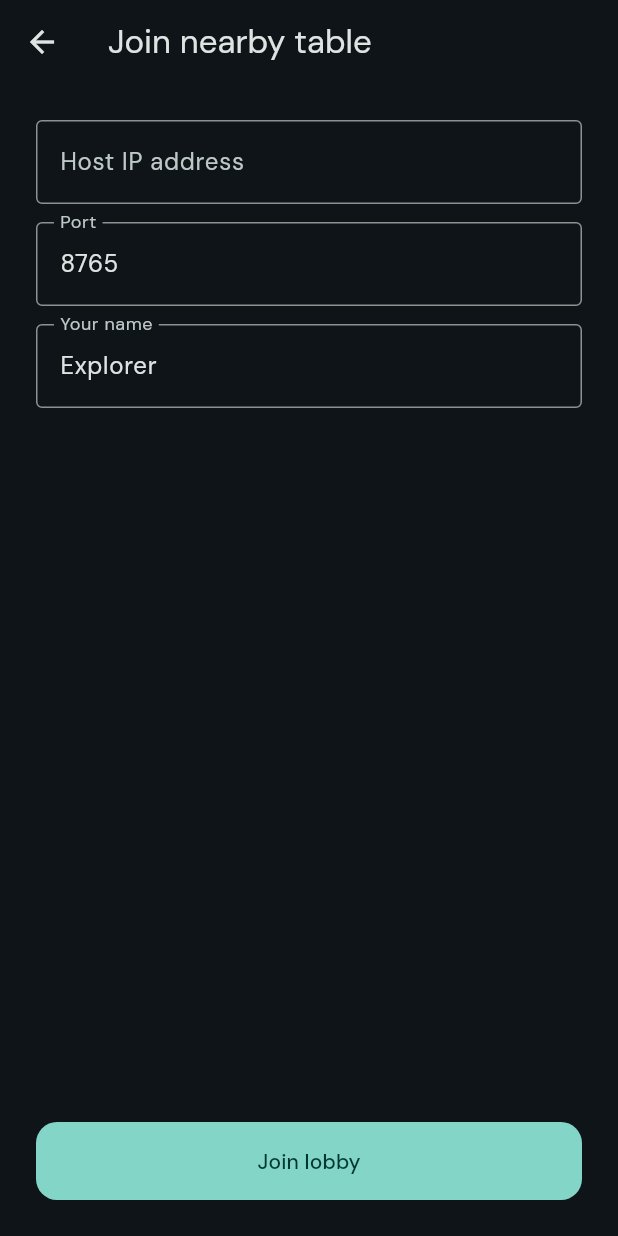
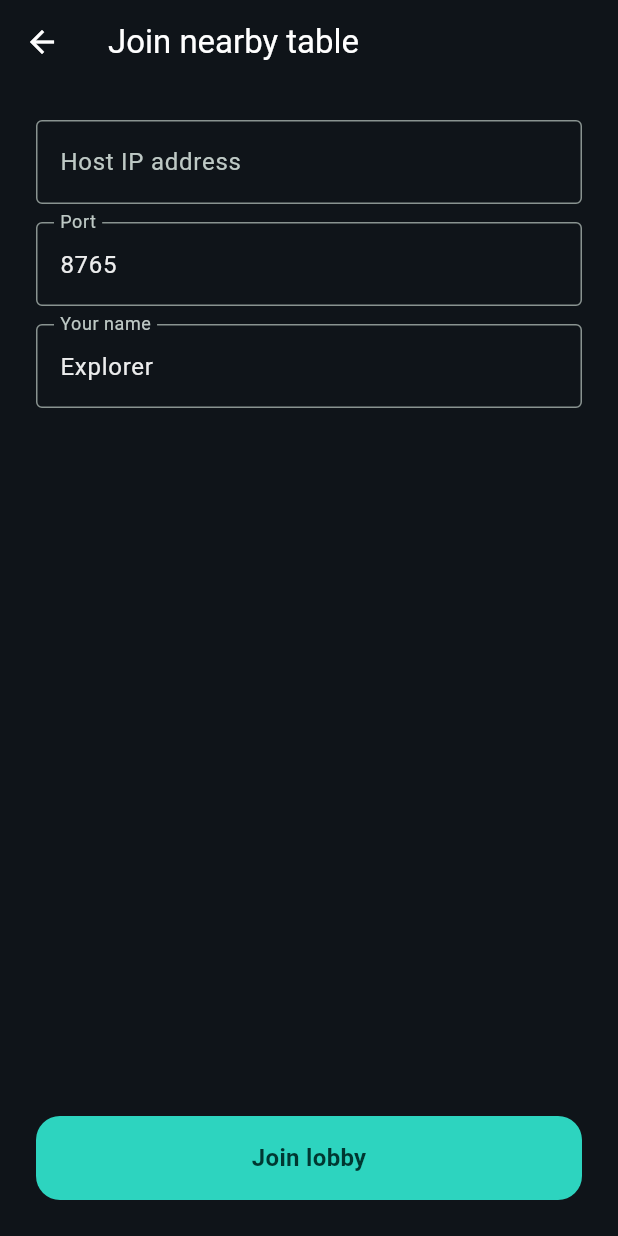
Before and after one commit to sakshamgoyal06/catan_build, a Flutter app: the screen it shows after launch, after a tap on "Join nearby table", on a phone screen of 412 x 824 dp. Run offline on Flutter 3.47's test engine with Material 3 defaults, Android fonts, the phone set to English and light mode, and no system bars; our stand-ins replace shelf, shelf_web_socket; missing offline and left inert: network_info_plus; Roboto replaces fonts that are missing (system-ui).

Commit message:
Fix mobile web taps and refresh PWA UI
- One-tap Play demo board (skip lobby); use FilledButton for reliable touches
- Build with HTML renderer for iOS/Android PWA pointer compatibility
- Remove google_fonts network dependency; gradient hero and board polish
- Touch-friendly CSS; tray buttons show feedback snackbars

Co-authored-by: Saksham Goyal <sakshamgoyal06@gmail.com>

```diff
--- a/apps/mobile/lib/main.dart
+++ b/apps/mobile/lib/main.dart
@@ -1,10 +1,16 @@
+import 'package:flutter/foundation.dart';
 import 'package:flutter/material.dart';
+import 'package:flutter/services.dart';
 import 'package:hexwild_rules/hexwild_rules.dart';
 
 import 'screens/home_screen.dart';
 import 'theme/app_theme.dart';
 
 void main() {
+  WidgetsFlutterBinding.ensureInitialized();
+  if (kIsWeb) {
+    SystemChrome.setEnabledSystemUIMode(SystemUiMode.edgeToEdge);
+  }
   runApp(const HexwildApp());
 }
 
@@ -18,6 +24,9 @@ class HexwildApp extends StatelessWidget {
       theme: AppTheme.dark(),
       home: const HomeScreen(),
       debugShowCheckedModeBanner: false,
+      scrollBehavior: const MaterialScrollBehavior().copyWith(
+        physics: const BouncingScrollPhysics(),
+      ),
     );
   }
 }
--- a/apps/mobile/lib/screens/home_screen.dart
+++ b/apps/mobile/lib/screens/home_screen.dart
@@ -2,7 +2,9 @@ import 'package:flutter/foundation.dart';
 import 'package:flutter/material.dart';
 import 'package:hexwild_rules/hexwild_rules.dart';
 
-import 'host_lobby_screen.dart';
+import '../navigation/open_demo_table.dart';
+import '../widgets/app_background.dart';
+import '../widgets/hero_hex_cluster.dart';
 import 'join_lobby_screen.dart';
 
 class HomeScreen extends StatelessWidget {
@@ -12,70 +14,83 @@ class HomeScreen extends StatelessWidget {
   Widget build(BuildContext context) {
     final theme = Theme.of(context);
     return Scaffold(
-      body: SafeArea(
-        child: Padding(
-          padding: const EdgeInsets.symmetric(horizontal: 24, vertical: 16),
+      extendBodyBehindAppBar: true,
+      appBar: AppBar(
+        title: Text(
+          HexwildLexicon.gameTitle,
+          style: const TextStyle(fontWeight: FontWeight.w700),
+        ),
+      ),
+      body: AppBackground(
+        child: SafeArea(
+          child: LayoutBuilder(
+            builder: (context, constraints) {
+              return SingleChildScrollView(
+                padding: const EdgeInsets.fromLTRB(20, 8, 20, 24),
+                child: ConstrainedBox(
+                  constraints: BoxConstraints(minHeight: constraints.maxHeight - 32),
                   child: Column(
-            crossAxisAlignment: CrossAxisAlignment.start,
+                    crossAxisAlignment: CrossAxisAlignment.stretch,
                     children: [
+                      const HeroHexCluster(),
+                      const SizedBox(height: 8),
                       Text(
-                HexwildLexicon.gameTitle,
-                style: theme.textTheme.headlineLarge?.copyWith(
-                  fontWeight: FontWeight.w700,
-                  letterSpacing: -0.5,
+                        'Claim the frontier',
+                        style: theme.textTheme.headlineMedium?.copyWith(
+                          fontWeight: FontWeight.w800,
+                          letterSpacing: -0.8,
+                          height: 1.1,
                         ),
                       ),
                       const SizedBox(height: 8),
                       Text(
                         kIsWeb
-                    ? 'Install this app on your home screen — it updates automatically when GitHub deploys.'
-                    : 'Claim the frontier with friends nearby — same Wi‑Fi, no account.',
+                            ? 'Play a demo board in one tap. Install to your home screen for an app-like experience.'
+                            : 'Play with friends on the same Wi‑Fi — no account needed.',
                         style: theme.textTheme.bodyLarge?.copyWith(
-                  color: theme.colorScheme.onSurface.withOpacity(0.65),
-                  height: 1.4,
+                          color: theme.colorScheme.onSurface.withOpacity(0.68),
+                          height: 1.45,
                         ),
                       ),
-              if (kIsWeb) ...[
-                const SizedBox(height: 12),
-                const _InstallHint(),
-              ],
-              const Spacer(),
-              _PrimaryAction(
-                label: kIsWeb ? 'Try demo table' : 'Host nearby table',
-                subtitle: kIsWeb
-                    ? 'Random board preview on this device'
-                    : 'Start a lobby on this device',
-                icon: Icons.wifi_tethering_rounded,
-                onTap: () => Navigator.of(context).push(
-                  MaterialPageRoute<void>(
-                    builder: (_) => const HostLobbyScreen(),
-                  ),
-                ),
+                      const SizedBox(height: 24),
+                      FilledButton.icon(
+                        onPressed: () => openDemoTable(context),
+                        icon: const Icon(Icons.hive_rounded),
+                        label: const Text('Play demo board'),
                       ),
                       const SizedBox(height: 12),
-              _PrimaryAction(
-                label: 'Join nearby table',
-                subtitle: kIsWeb
-                    ? 'Connect to a native host on your Wi‑Fi'
-                    : 'Enter host IP and room code',
-                icon: Icons.join_inner_rounded,
-                onTap: () => Navigator.of(context).push(
+                      OutlinedButton.icon(
+                        onPressed: () {
+                          Navigator.of(context).push(
                             MaterialPageRoute<void>(
                               builder: (_) => const JoinLobbyScreen(),
                             ),
+                          );
+                        },
+                        icon: const Icon(Icons.groups_2_outlined),
+                        label: const Text('Join nearby table'),
+                      ),
+                      if (kIsWeb) ...[
+                        const SizedBox(height: 20),
+                        const _InstallHint(),
+                      ],
+                      const SizedBox(height: 28),
+                      _FeatureRow(
+                        icon: Icons.map_outlined,
+                        title: 'Living hex map',
+                        subtitle: 'Pinch to zoom, rich terrain tiles',
+                      ),
+                      const SizedBox(height: 10),
+                      _FeatureRow(
+                        icon: Icons.wifi_rounded,
+                        title: 'Nearby tables',
+                        subtitle: 'Native app hosts; web joins when allowed',
+                      ),
+                    ],
                   ),
                 ),
-              const SizedBox(height: 32),
-              Text(
-                kIsWeb
-                    ? 'Native Android/iOS builds support full nearby hosting.'
-                    : 'Online play comes in phase 2 — nearby LAN first.',
-                style: theme.textTheme.bodySmall?.copyWith(
-                  color: theme.colorScheme.onSurface.withOpacity(0.45),
-                ),
-              ),
-              const SizedBox(height: 12),
-            ],
+              );
+            },
           ),
         ),
       ),
@@ -90,23 +105,17 @@ class _InstallHint extends StatelessWidget {
   Widget build(BuildContext context) {
     return Card(
       child: Padding(
-        padding: const EdgeInsets.all(14),
+        padding: const EdgeInsets.all(16),
         child: Row(
           crossAxisAlignment: CrossAxisAlignment.start,
           children: [
-            Icon(
-              Icons.install_mobile_rounded,
-              color: Theme.of(context).colorScheme.primary,
-            ),
+            Icon(Icons.install_mobile_rounded, color: Theme.of(context).colorScheme.primary),
             const SizedBox(width: 12),
             Expanded(
               child: Text(
-                'iPhone: Share → Add to Home Screen. '
-                'Android: Menu → Install app (or Add to Home screen). '
-                'Reopen after updates to load the latest version.',
-                style: Theme.of(context).textTheme.bodySmall?.copyWith(
-                      height: 1.45,
-                    ),
+                'Install: iPhone (Safari → Share → Add to Home Screen). '
+                'Android (Chrome → Install app). After updates on GitHub, fully close and reopen the app.',
+                style: Theme.of(context).textTheme.bodySmall?.copyWith(height: 1.45),
               ),
             ),
           ],
@@ -116,59 +125,41 @@ class _InstallHint extends StatelessWidget {
   }
 }
 
-class _PrimaryAction extends StatelessWidget {
-  const _PrimaryAction({
-    required this.label,
+class _FeatureRow extends StatelessWidget {
+  const _FeatureRow({
+    required this.icon,
+    required this.title,
     required this.subtitle,
-    required this.icon,
-    required this.onTap,
   });
 
-  final String label;
+  final IconData icon;
+  final String title;
   final String subtitle;
-  final IconData icon;
-  final VoidCallback onTap;
 
   @override
   Widget build(BuildContext context) {
-    return Material(
-      color: Theme.of(context).cardTheme.color,
-      borderRadius: BorderRadius.circular(16),
-      child: InkWell(
-        onTap: onTap,
-        borderRadius: BorderRadius.circular(16),
+    return Card(
       child: Padding(
-          padding: const EdgeInsets.all(18),
+        padding: const EdgeInsets.symmetric(horizontal: 14, vertical: 12),
         child: Row(
           children: [
-              Icon(icon, size: 28),
-              const SizedBox(width: 16),
+            Icon(icon, color: Theme.of(context).colorScheme.primary),
+            const SizedBox(width: 12),
             Expanded(
               child: Column(
                 crossAxisAlignment: CrossAxisAlignment.start,
                 children: [
-                    Text(
-                      label,
-                      style: Theme.of(context).textTheme.titleMedium?.copyWith(
-                            fontWeight: FontWeight.w600,
-                          ),
-                    ),
-                    const SizedBox(height: 4),
+                  Text(title, style: Theme.of(context).textTheme.titleSmall),
                   Text(
                     subtitle,
                     style: Theme.of(context).textTheme.bodySmall?.copyWith(
-                            color: Theme.of(context)
-                                .colorScheme
-                                .onSurface
-                                .withOpacity(0.55),
+                          color: Theme.of(context).colorScheme.onSurface.withOpacity(0.55),
                         ),
                   ),
                 ],
               ),
             ),
-              const Icon(Icons.chevron_right_rounded),
           ],
-          ),
         ),
       ),
     );
--- a/apps/mobile/lib/theme/app_theme.dart
+++ b/apps/mobile/lib/theme/app_theme.dart
@@ -1,41 +1,66 @@
 import 'package:flutter/material.dart';
-import 'package:google_fonts/google_fonts.dart';
 
 abstract final class AppTheme {
-  static const _seed = Color(0xFF2DD4BF);
+  static const seed = Color(0xFF2DD4BF);
+  static const surface = Color(0xFF0F1419);
+  static const card = Color(0xFF1A222C);
 
   static ThemeData dark() {
     final base = ThemeData(
       useMaterial3: true,
       brightness: Brightness.dark,
       colorScheme: ColorScheme.fromSeed(
-        seedColor: _seed,
+        seedColor: seed,
         brightness: Brightness.dark,
-        surface: const Color(0xFF0F1419),
+        surface: surface,
+        primary: seed,
+        secondary: const Color(0xFF5EEAD4),
       ),
     );
 
     return base.copyWith(
-      scaffoldBackgroundColor: const Color(0xFF0F1419),
-      textTheme: GoogleFonts.dmSansTextTheme(base.textTheme),
+      scaffoldBackgroundColor: surface,
+      textTheme: base.textTheme.apply(
+        fontFamily: 'system-ui',
+        bodyColor: Colors.white.withOpacity(0.92),
+        displayColor: Colors.white,
+      ),
       appBarTheme: const AppBarTheme(
         centerTitle: false,
         elevation: 0,
-        backgroundColor: Color(0xFF0F1419),
+        scrolledUnderElevation: 0,
+        backgroundColor: Colors.transparent,
+        foregroundColor: Colors.white,
       ),
       cardTheme: CardTheme(
-        color: const Color(0xFF1A222C),
+        color: card,
         elevation: 0,
+        margin: EdgeInsets.zero,
         shape: RoundedRectangleBorder(
-          borderRadius: BorderRadius.circular(16),
-          side: BorderSide(color: Colors.white.withOpacity(0.06)),
+          borderRadius: BorderRadius.circular(18),
+          side: BorderSide(color: Colors.white.withOpacity(0.08)),
         ),
       ),
       filledButtonTheme: FilledButtonThemeData(
         style: FilledButton.styleFrom(
+          minimumSize: const Size.fromHeight(56),
           padding: const EdgeInsets.symmetric(horizontal: 20, vertical: 16),
+          textStyle: const TextStyle(
+            fontSize: 16,
+            fontWeight: FontWeight.w600,
+            letterSpacing: 0.2,
+          ),
           shape: RoundedRectangleBorder(
-            borderRadius: BorderRadius.circular(14),
+            borderRadius: BorderRadius.circular(16),
+          ),
+        ),
+      ),
+      outlinedButtonTheme: OutlinedButtonThemeData(
+        style: OutlinedButton.styleFrom(
+          minimumSize: const Size.fromHeight(52),
+          side: BorderSide(color: Colors.white.withOpacity(0.18)),
+          shape: RoundedRectangleBorder(
+            borderRadius: BorderRadius.circular(16),
           ),
         ),
       ),
--- /dev/null
+++ b/apps/mobile/lib/widgets/app_background.dart
@@ -0,0 +1,63 @@
+import 'package:flutter/material.dart';
+
+class AppBackground extends StatelessWidget {
+  const AppBackground({super.key, required this.child});
+
+  final Widget child;
+
+  @override
+  Widget build(BuildContext context) {
+    return DecoratedBox(
+      decoration: const BoxDecoration(
+        gradient: LinearGradient(
+          begin: Alignment.topLeft,
+          end: Alignment.bottomRight,
+          colors: [
+            Color(0xFF0A0E14),
+            Color(0xFF0F1419),
+            Color(0xFF102A24),
+          ],
+          stops: [0.0, 0.55, 1.0],
+        ),
+      ),
+      child: Stack(
+        fit: StackFit.expand,
+        children: [
+          Positioned(
+            top: -80,
+            right: -40,
+            child: _GlowOrb(
+              diameter: 220,
+              color: const Color(0xFF2DD4BF).withOpacity(0.12),
+            ),
+          ),
+          Positioned(
+            bottom: 120,
+            left: -60,
+            child: _GlowOrb(
+              diameter: 180,
+              color: const Color(0xFF14B8A6).withOpacity(0.08),
+            ),
+          ),
+          child,
+        ],
+      ),
+    );
+  }
+}
+
+class _GlowOrb extends StatelessWidget {
+  const _GlowOrb({required this.diameter, required this.color});
+
+  final double diameter;
+  final Color color;
+
+  @override
+  Widget build(BuildContext context) {
+    return Container(
+      width: diameter,
+      height: diameter,
+      decoration: BoxDecoration(shape: BoxShape.circle, color: color),
+    );
+  }
+}
--- /dev/null
+++ b/apps/mobile/lib/widgets/hero_hex_cluster.dart
@@ -0,0 +1,71 @@
+import 'dart:math' as math;
+
+import 'package:flutter/material.dart';
+
+/// Decorative hex cluster for the home hero.
+class HeroHexCluster extends StatelessWidget {
+  const HeroHexCluster({super.key});
+
+  @override
+  Widget build(BuildContext context) {
+    return SizedBox(
+      height: 120,
+      child: CustomPaint(
+        painter: _HeroHexPainter(),
+        size: const Size(double.infinity, 120),
+      ),
+    );
+  }
+}
+
+class _HeroHexPainter extends CustomPainter {
+  @override
+  void paint(Canvas canvas, Size size) {
+    final origin = Offset(size.width * 0.5, size.height * 0.55);
+    const r = 26.0;
+    final colors = [
+      const Color(0xFF166534),
+      const Color(0xFFB45309),
+      const Color(0xFF84CC16),
+      const Color(0xFFEAB308),
+      const Color(0xFF64748B),
+      const Color(0xFFD6C4A1),
+    ];
+    final coords = [
+      const Offset(0, 0),
+      Offset(r * 1.5, -r * 0.2),
+      Offset(-r * 1.5, -r * 0.2),
+      Offset(r * 0.75, r * 1.2),
+      Offset(-r * 0.75, r * 1.2),
+    ];
+    for (var i = 0; i < coords.length; i++) {
+      _drawHex(canvas, origin + coords[i], r * 0.92, colors[i % colors.length]);
+    }
+  }
+
+  void _drawHex(Canvas canvas, Offset center, double radius, Color fill) {
+    final path = Path();
+    for (var i = 0; i < 6; i++) {
+      final angle = (math.pi / 180) * (60 * i - 30);
+      final p = center + Offset(radius * math.cos(angle), radius * math.sin(angle));
+      if (i == 0) {
+        path.moveTo(p.dx, p.dy);
+      } else {
+        path.lineTo(p.dx, p.dy);
+      }
+    }
+    path.close();
+    canvas.drawShadow(path, Colors.black.withOpacity(0.35), 8, false);
+    canvas.drawPath(path, Paint()..color = fill);
+    canvas.drawPath(
+      path,
+      Paint()
+        ..color = Colors.white.withOpacity(0.18)
+        ..style = PaintingStyle.stroke
+        ..strokeWidth = 1.4,
+    );
+  }
+
+  @override
+  bool shouldRepaint(covariant CustomPainter oldDelegate) => false;
+}
--- a/apps/mobile/pubspec.yaml
+++ b/apps/mobile/pubspec.yaml
@@ -1,7 +1,7 @@
 name: hexwild
 description: Hexwild — nearby-first multiplayer hex territory game.
 publish_to: 'none'
-version: 0.1.0+1
+version: 0.1.1+2
 
 environment:
   sdk: ^3.5.4
@@ -12,7 +12,6 @@ dependencies:
   cupertino_icons: ^1.0.8
   hexwild_rules:
     path: ../../packages/hexwild_rules
-  google_fonts: ^6.2.1
   network_info_plus: ^6.0.2
   shelf: ^1.4.1
   shelf_web_socket: ^2.0.1
```
Also changed, not shown: apps/mobile/lib/navigation/open_demo_table.dart (added, +31 -0 lines), apps/mobile/lib/screens/table_screen.dart (+70 -32 lines), apps/mobile/lib/widgets/hex_board_painter.dart (+107 -25 lines), 3 other files. Lines whose indentation alone changed are shown as unchanged.
